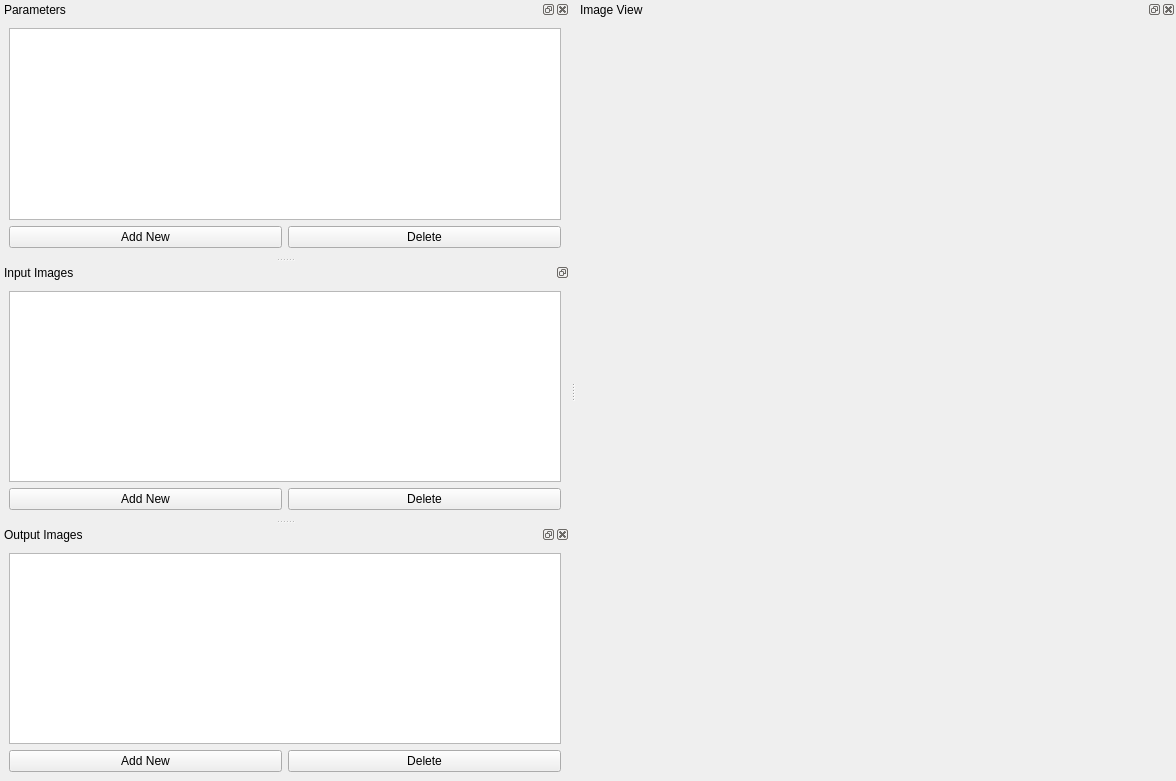
Before: the Qt Designer form src/MainWindow.ui in MilosSubotic/ImageDSP, drawn with Qt 5.
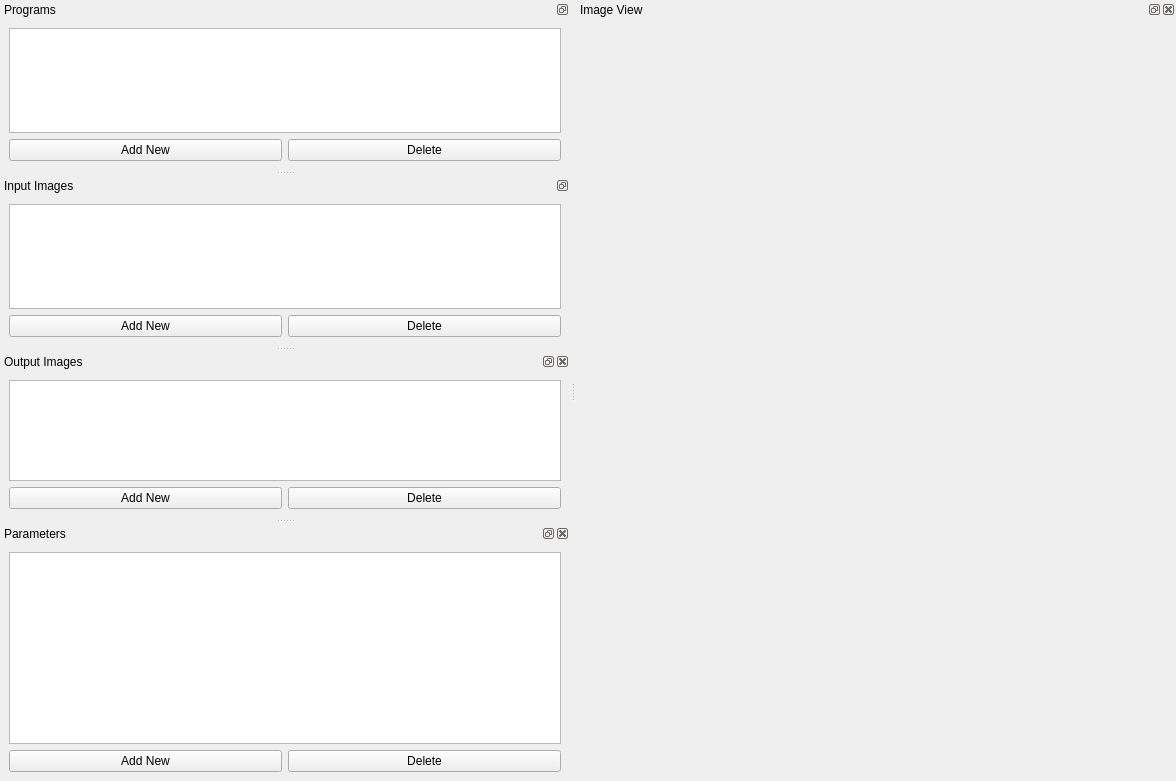
After: the same form once the commit is applied.

Commit message: Programs list.

```diff
--- a/src/MainWindow.ui
+++ b/src/MainWindow.ui
@@ -40,47 +40,45 @@
     </layout>
    </widget>
   </widget>
-  <widget class="QDockWidget" name="paramsListDock">
+
+  <widget class="QDockWidget" name="progListDock">
    <property name="sizePolicy">
-    <sizepolicy hsizetype="Maximum" vsizetype="Maximum">
+    <sizepolicy hsizetype="Preferred" vsizetype="Minimum">
      <horstretch>0</horstretch>
      <verstretch>0</verstretch>
     </sizepolicy>
    </property>
+   <property name="minimumSize">
+    <size>
+     <width>322</width>
+     <height>170</height>
+    </size>
+   </property>
+   <property name="features">
+    <set>QDockWidget::DockWidgetFloatable|QDockWidget::DockWidgetMovable</set>
+   </property>
    <property name="windowTitle">
-    <string>Parameters</string>
+    <string>Programs</string>
    </property>
    <attribute name="dockWidgetArea">
     <number>1</number>
    </attribute>
-   <widget class="QWidget" name="paramsListDockCentralWidget">
-    <property name="sizePolicy">
-     <sizepolicy hsizetype="Expanding" vsizetype="Preferred">
-      <horstretch>0</horstretch>
-      <verstretch>0</verstretch>
-     </sizepolicy>
-    </property>
-    <layout class="QVBoxLayout" name="textureListLayout">
+   <widget class="QWidget" name="progListDockCentralWidget">
+    <layout class="QVBoxLayout" name="progListDockLayout">
      <item>
-      <widget class="QListWidget" name="paramsListWidget"/>
+      <widget class="QListWidget" name="progList"/>
      </item>
      <item>
-      <layout class="QHBoxLayout" name="paramsListButtonLayout">
+      <layout class="QHBoxLayout" name="horizontalLayout">
        <item>
-        <widget class="QPushButton" name="addNewParam">
-         <property name="enabled">
-          <bool>true</bool>
-         </property>
+        <widget class="QPushButton" name="addNewInProg">
          <property name="text">
           <string>Add New</string>
          </property>
         </widget>
        </item>
        <item>
-        <widget class="QPushButton" name="deleteParam">
-         <property name="enabled">
-          <bool>true</bool>
-         </property>
+        <widget class="QPushButton" name="deleteInProg">
          <property name="text">
           <string>Delete</string>
          </property>
@@ -91,6 +89,7 @@
     </layout>
    </widget>
   </widget>
+
   <widget class="QDockWidget" name="inImgsListDock">
    <property name="sizePolicy">
     <sizepolicy hsizetype="Preferred" vsizetype="Minimum">
@@ -116,7 +115,7 @@
    <widget class="QWidget" name="inImgsListDockCentralWidget">
     <layout class="QVBoxLayout" name="uvViewDockLayout">
      <item>
-      <widget class="QListWidget" name="inImgsListWidget"/>
+      <widget class="QListView" name="inImgsList"/>
      </item>
      <item>
       <layout class="QHBoxLayout" name="horizontalLayout">
@@ -172,6 +171,60 @@
     </layout>
    </widget>
   </widget>
+
+  <widget class="QDockWidget" name="paramsListDock">
+   <property name="sizePolicy">
+    <sizepolicy hsizetype="Maximum" vsizetype="Maximum">
+     <horstretch>0</horstretch>
+     <verstretch>0</verstretch>
+    </sizepolicy>
+   </property>
+   <property name="windowTitle">
+    <string>Parameters</string>
+   </property>
+   <attribute name="dockWidgetArea">
+    <number>1</number>
+   </attribute>
+   <widget class="QWidget" name="paramsListDockCentralWidget">
+    <property name="sizePolicy">
+     <sizepolicy hsizetype="Expanding" vsizetype="Preferred">
+      <horstretch>0</horstretch>
+      <verstretch>0</verstretch>
+     </sizepolicy>
+    </property>
+    <layout class="QVBoxLayout" name="textureListLayout">
+     <item>
+      <widget class="QListWidget" name="paramsListWidget"/>
+     </item>
+     <item>
+      <layout class="QHBoxLayout" name="paramsListButtonLayout">
+       <item>
+        <widget class="QPushButton" name="addNewParam">
+         <property name="enabled">
+          <bool>true</bool>
+         </property>
+         <property name="text">
+          <string>Add New</string>
+         </property>
+        </widget>
+       </item>
+       <item>
+        <widget class="QPushButton" name="deleteParam">
+         <property name="enabled">
+          <bool>true</bool>
+         </property>
+         <property name="text">
+          <string>Delete</string>
+         </property>
+        </widget>
+       </item>
+      </layout>
+     </item>
+    </layout>
+   </widget>
+  </widget>
+
+
   <action name="actionNew">
    <property name="text">
     <string>&amp;New</string>
```
Left out of the diff: 3 changed lines with no effect on the pictures.
